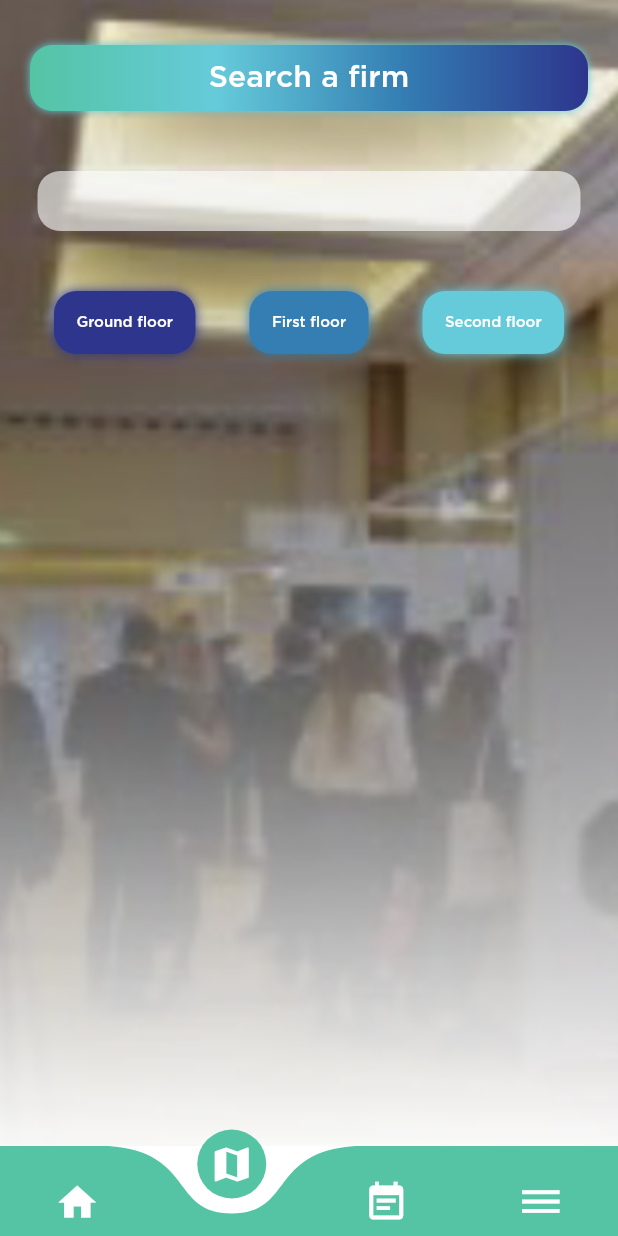
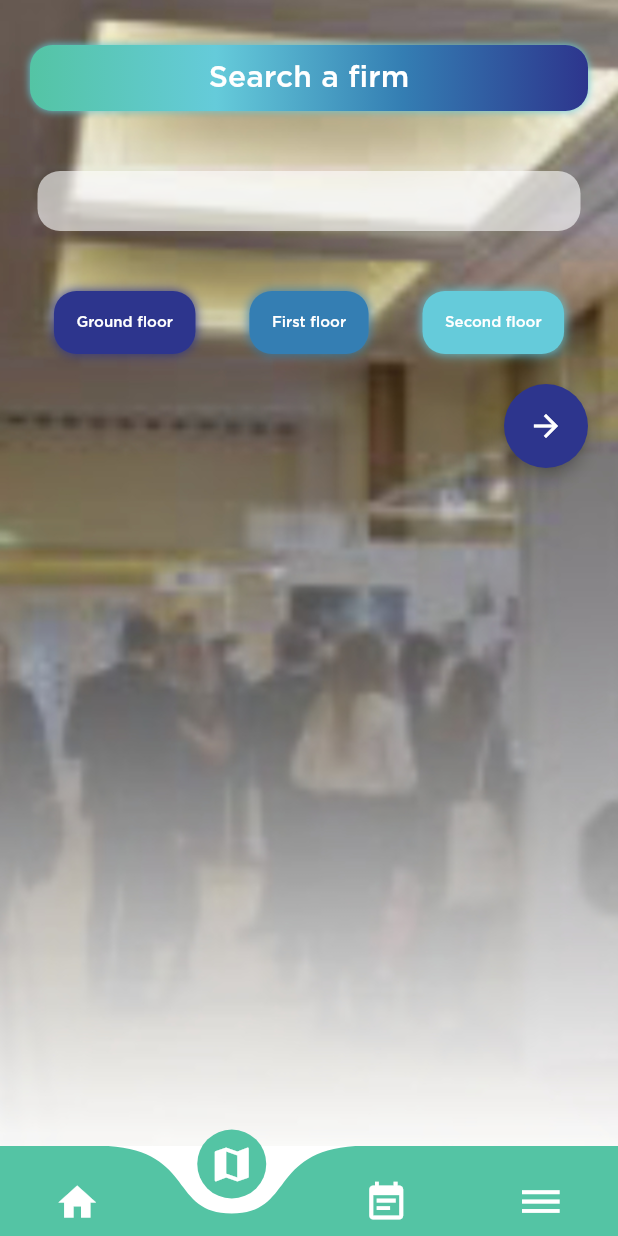
Before and after one commit to fouques1u/ForumHorizonChimie2020, a Flutter app: the screen it shows after launch, item 2 of the bottom bar chosen, on a phone screen of 412 x 824 dp. Run offline on Flutter 3.47's test engine with Material 2 defaults, Android fonts, the phone set to English and light mode, and no system bars; drawn by our look-alikes of curved_navigation_bar; our stand-ins replace cloud_firestore, font_awesome_flutter; accounts and stored records are empty.

Commit message:
Added Arrows to navigate while on map screens

```diff
--- a/lib/screens/map_pages/search_firm.dart
+++ b/lib/screens/map_pages/search_firm.dart
@@ -1,4 +1,5 @@
 import 'package:flutter/material.dart';
+import 'package:forum_horizon_chimie/widgets/arrow.dart';
 
 import '../../widgets/grid_tile_classic.dart';
 import '../../widgets/page_title_classic.dart';
@@ -50,7 +51,9 @@ class SearchFirmPage extends StatelessWidget {
               focusNode: FocusNode(),
             ),
           ),
-          SizedBox(height: 20,),
+          SizedBox(
+            height: 20,
+          ),
           Row(
             mainAxisAlignment: MainAxisAlignment.spaceEvenly,
             children: <Widget>[
@@ -61,8 +64,7 @@ class SearchFirmPage extends StatelessWidget {
                         1,
                         curve: Curves.ease,
                         duration: Duration(milliseconds: 650),
-                )
-              ),
+                      )),
               GridTileClassic(
                   colorTile: simpleBlueColor,
                   textCode: "first_floor",
@@ -70,8 +72,7 @@ class SearchFirmPage extends StatelessWidget {
                         2,
                         curve: Curves.ease,
                         duration: Duration(milliseconds: 650),
-                )
-              ),
+                      )),
               GridTileClassic(
                   colorTile: lightBlueColor,
                   textCode: "second_floor",
@@ -79,10 +80,23 @@ class SearchFirmPage extends StatelessWidget {
                         3,
                         curve: Curves.ease,
                         duration: Duration(milliseconds: 650),
-                )
+                      )),
+            ],
           ),
-            ],
-          )
+          Container(
+            child: Arrow(
+              onPressed: () {
+                pageController.animateToPage(
+                  1,
+                  curve: Curves.ease,
+                  duration: Duration(milliseconds: 650),
+                );
+              },
+              isForward: true,
+            ),
+            alignment: Alignment.bottomRight,
+            margin: EdgeInsets.all(20),
+          ),
         ],
       ),
     );
--- a/lib/screens/map_screen.dart
+++ b/lib/screens/map_screen.dart
@@ -23,9 +23,9 @@ class _MapScreenState extends State<MapScreen> {
       pageSnapping: true,
       children: <Widget>[
         SearchFirmPage(pageController: widget.controller),
-        FirstFloorPage(),
-        SecondFloorPage(),
-        ThirdFloorPage(),
+        FirstFloorPage(pageController: widget.controller),
+        SecondFloorPage(pageController: widget.controller),
+        ThirdFloorPage(pageController: widget.controller),
       ],
     );
   }
--- /dev/null
+++ b/lib/widgets/arrow.dart
@@ -0,0 +1,17 @@
+import 'package:flutter/material.dart';
+
+class Arrow extends StatelessWidget {
+  final Function onPressed;
+  final bool isForward;
+
+  Arrow({@required this.onPressed, @required this.isForward});
+
+  @override
+  Widget build(BuildContext context) {
+    return FloatingActionButton(
+      elevation: 4,
+      onPressed: () => onPressed(),
+      child: Icon(isForward ? Icons.arrow_forward : Icons.arrow_back),
+    );
+  }
+}
```
Also changed, not shown: lib/screens/map_pages/first_floor.dart (+36 -0 lines), lib/screens/map_pages/second_floor.dart (+41 -2 lines), lib/screens/map_pages/third_floor.dart (+19 -0 lines), 1 other file. Lines whose indentation alone changed are shown as unchanged.
